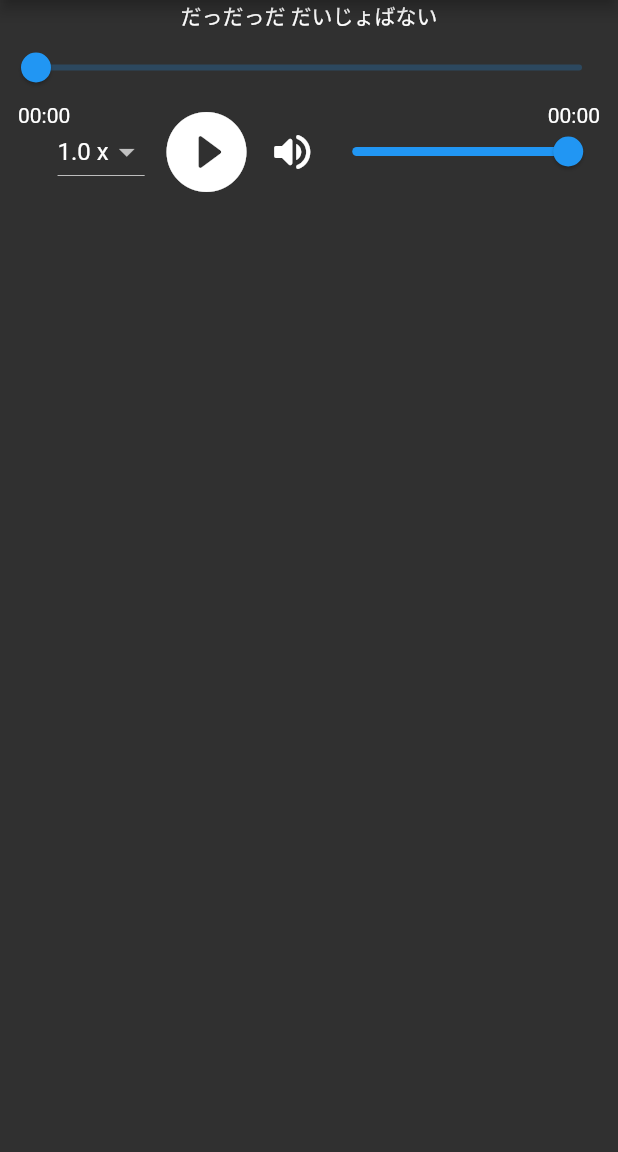
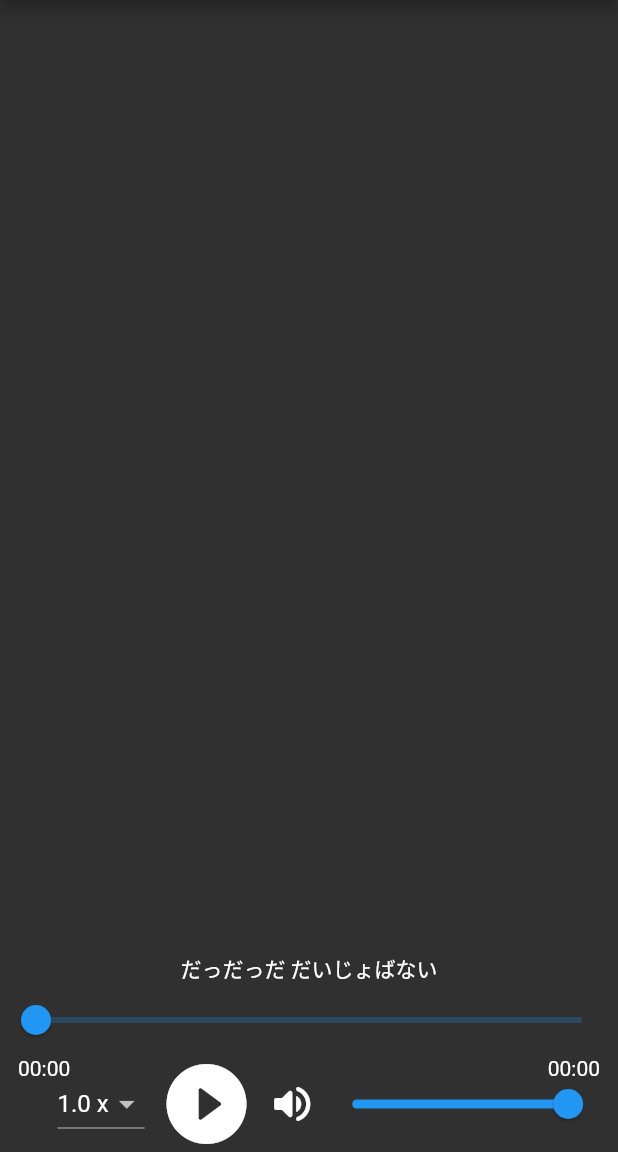
Before and after one commit to respectZ/cr-7, a Flutter app: the screen it shows after launch, on a phone screen of 412 x 824 dp, the part 84-1236 px from its top. Run offline on Flutter 3.47's test engine with Material 2 defaults, Android fonts, the phone set to English and light mode, and no system bars; our stand-ins replace get, just_audio.

Commit message:
Update audioplayer ui

```diff
--- a/lib/widget/audio_player.dart
+++ b/lib/widget/audio_player.dart
@@ -206,6 +206,7 @@ class _CustomAudioPlayerState extends State<CustomAudioPlayer> {
   Widget build(BuildContext context) {
     return Container(
       child: Column(
+        mainAxisAlignment: MainAxisAlignment.end,
         children: [
           // subtitle
           StreamBuilder<Duration>(
@@ -214,6 +215,9 @@ class _CustomAudioPlayerState extends State<CustomAudioPlayer> {
               return _lyricText(snapshot.data, _lyrics);
             },
           ),
+          // audio controls
+          Column(
+            children: [
               // seekbar
               StreamBuilder<Duration>(
                   stream: _audioPlayer.positionStream,
@@ -261,6 +265,8 @@ class _CustomAudioPlayerState extends State<CustomAudioPlayer> {
               ),
             ],
           ),
+        ],
+      ),
     );
   }
 }
```
Lines whose indentation alone changed are shown as unchanged.
